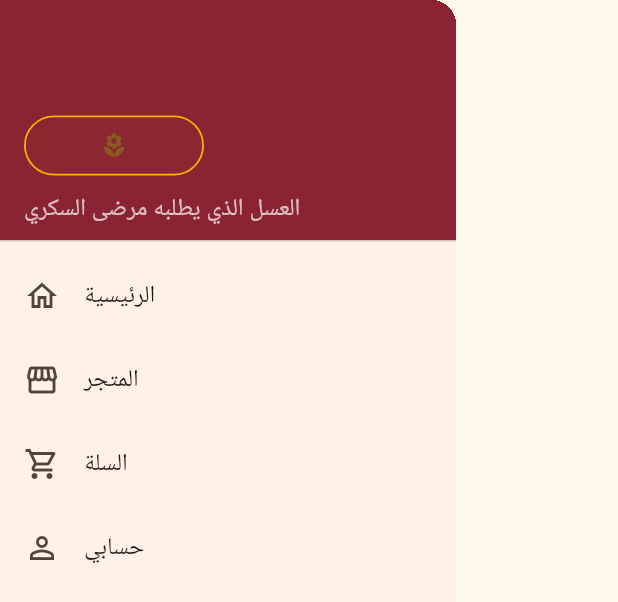
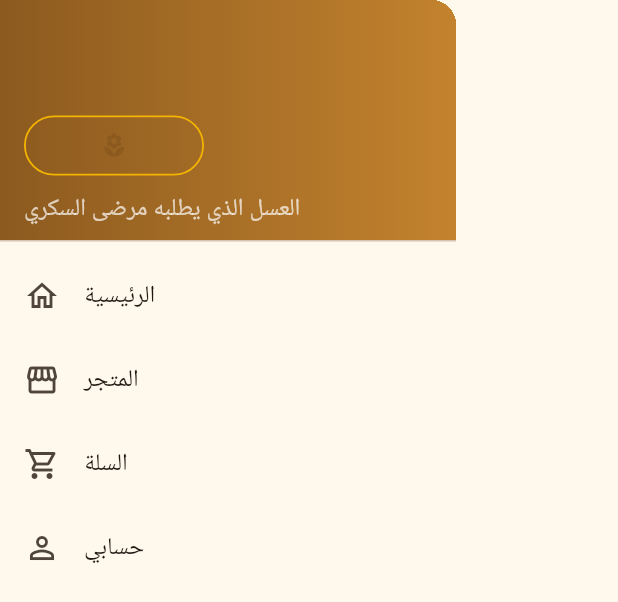
Before and after one commit to steev2058/aziz-honey-flutter-ui, a Flutter app: the BrandDrawer widget shown alone on an empty page, opened directly, on a phone screen of 412 x 824 dp. Shown: the top 602 px of the screen. Run offline on Flutter 3.47's test engine with Material 3 defaults, Android fonts, the phone set to English and light mode, and no system bars; network calls fail.

Commit message:
style(drawer): apply honey palette to drawer header/background

```diff
--- a/lib/widgets/brand_drawer.dart
+++ b/lib/widgets/brand_drawer.dart
@@ -1,4 +1,5 @@
 import 'package:flutter/material.dart';
+import '../theme.dart';
 import 'brand_logo.dart';
 
 class BrandDrawer extends StatelessWidget {
@@ -7,10 +8,13 @@ class BrandDrawer extends StatelessWidget {
   @override
   Widget build(BuildContext context) {
     return Drawer(
+      backgroundColor: AzizTheme.bg,
       child: ListView(
         children: [
           const DrawerHeader(
-            decoration: BoxDecoration(color: Color(0xFF8A2332)),
+            decoration: BoxDecoration(
+              gradient: LinearGradient(colors: [AzizTheme.primary, Color(0xFFC3832E)]),
+            ),
             child: Column(
               crossAxisAlignment: CrossAxisAlignment.start,
               mainAxisAlignment: MainAxisAlignment.end,
```
